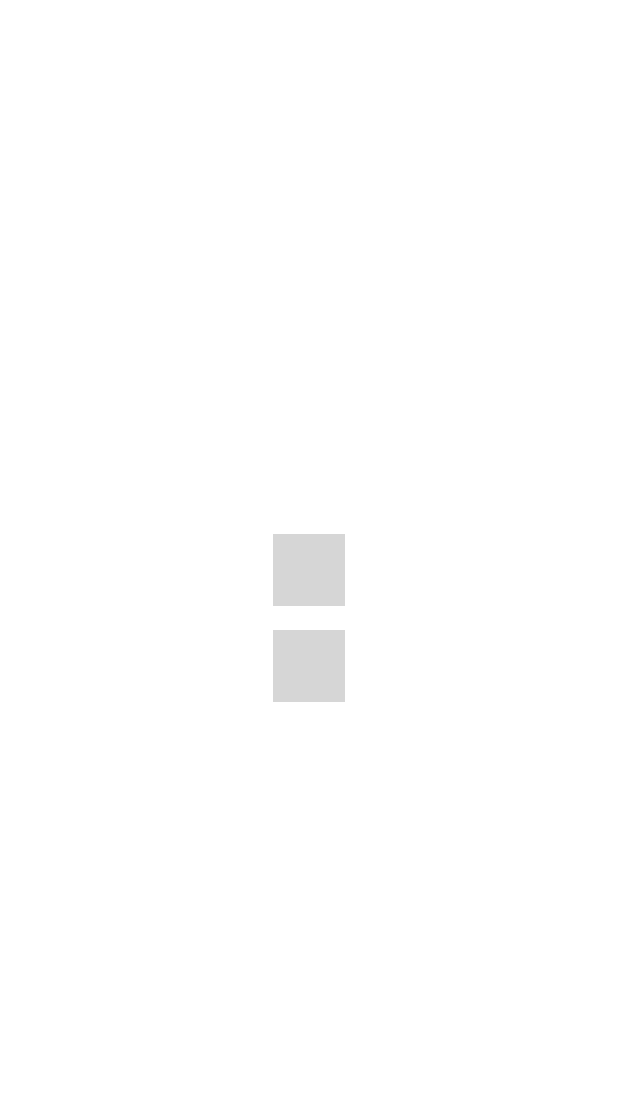
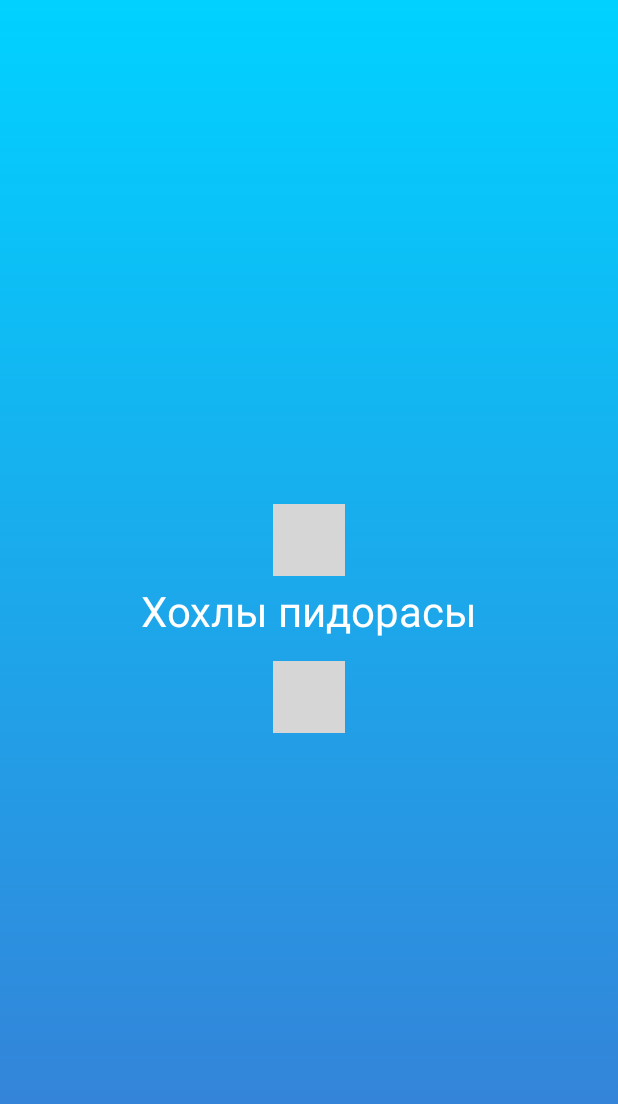
Before and after one commit to monke-master/TicTacToeWS, an Android app built with Jetpack Compose: the @Preview function ErrorPlaceholderPreview, on a phone screen of 412 x 824 dp. Shown: the top 1104 px of the screen. Run offline under Robolectric (Android 15) with nearby library versions, the phone set to English and light mode, and no system bars; our stand-ins replace Compose Multiplatform resources; 2 statements that could not run were skipped; grey boxes are pictures that could not be loaded.

Commit message:
error placeholder design fixed

```diff
--- a/composeApp/src/commonMain/kotlin/ui/composable/Placeholders.kt
+++ b/composeApp/src/commonMain/kotlin/ui/composable/Placeholders.kt
@@ -13,6 +13,7 @@ import androidx.compose.runtime.Composable
 import androidx.compose.ui.Alignment
 import androidx.compose.ui.Modifier
 import androidx.compose.ui.graphics.Color
+import androidx.compose.ui.text.style.TextAlign
 import androidx.compose.ui.unit.dp
 import androidx.compose.ui.unit.sp
 import org.jetbrains.compose.resources.stringResource
@@ -49,14 +50,16 @@ fun ErrorPlaceholder(
         Text(
             text = stringResource(Res.string.error),
             fontSize = 36.sp,
-            color = Red
+            color = Red,
+            textAlign = TextAlign.Center
         )
         error.message?.let {
             Text(
                 modifier = Modifier.padding(top = 8.dp),
                 text = it,
                 fontSize = 28.sp,
-                color = Color.White
+                color = Color.White,
+                textAlign = TextAlign.Center
             )
         }
         TextButton(
@@ -71,9 +74,12 @@ fun ErrorPlaceholder(
 @Composable
 @Preview
 private fun ErrorPlaceholderPreview() {
-    Surface(
-        modifier = Modifier.fillMaxWidth()
+    GradientBackground(
+
     ) {
-        ErrorPlaceholder(IndexOutOfBoundsException(), {})
+        ErrorPlaceholder(object: Throwable() {
+            override val message: String?
+                get() = "Хохлы пидорасы"
+        }, {})
     }
 }
```
